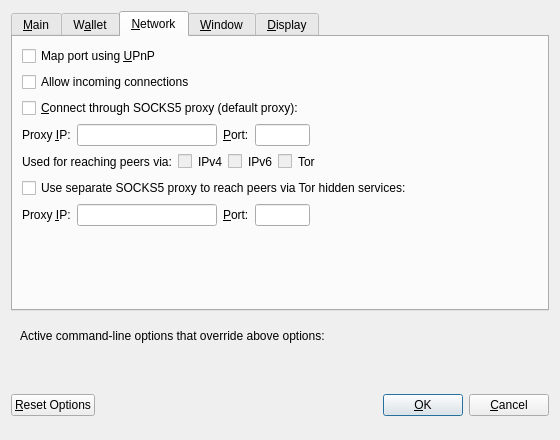
Before: the Qt Designer form src/qt/forms/optionsdialog.ui in litebitcoins/litebitcoin, drawn with Qt 5.
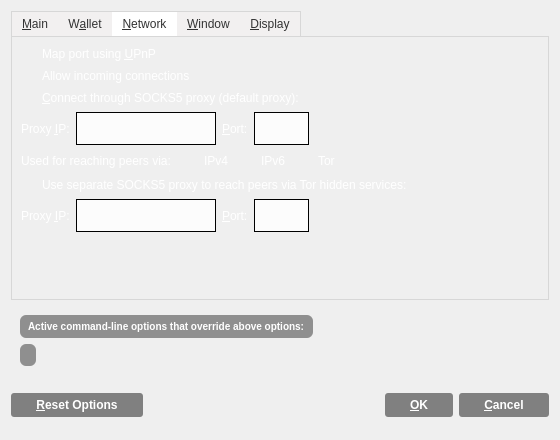
After: the same form once the commit is applied. The open tabs and pages were chosen to show the change. Icons and pictures are not drawn. Custom widgets are drawn as their Qt base class.

Commit message:
Edit all form with Qt Creator
Edit in form button's, color's text, text... with Qt Creator. ,what hard to set with qss styles.

What changed in the file:
```diff
--- a/src/qt/forms/optionsdialog.ui
+++ b/src/qt/forms/optionsdialog.ui
@@ -13,6 +13,394 @@
   <property name="windowTitle">
    <string>Options</string>
   </property>
+  <property name="styleSheet">
+   <string notr="true">QDialog#OptionsDialog {
+border-image: url(':/images/ltbcbg') 0 0 0 0 stretch stretch;
+}
+QWidget#tabMain {
+border-image: url(':/images/lbtcendbtc') 0 0 0 0 stretch stretch;
+}
+QWidget#tabWallet {
+border-image: url(':/images/lbtcendbtc') 0 0 0 0 stretch stretch;
+}
+QWidget#tabNetwork {
+border-image: url(':/images/lbtcendbtc') 0 0 0 0 stretch stretch;
+}
+QWidget#tabWindow {
+border-image: url(':/images/lbtcendbtc') 0 0 0 0 stretch stretch;
+}
+QWidget#tabDisplay {
+border-image: url(':/images/lbtcendbtc') 0 0 0 0 stretch stretch;
+}
+
+.QCheckBox { /* Checkbox Labels */
+color:#fff;
+background-color:transparent;
+}
+
+.QCheckBox:hover {
+background-color:transparent;
+}
+
+.QValidatedLineEdit, .QLineEdit { /* Text Entry Fields */
+border: 1px solid #000000;
+font-size:11px;
+min-height:25px;
+outline:0;
+padding:3px;
+background-color:#fcfcfc;
+}
+
+.QLineEdit:!focus {
+font-size:12px;
+}
+
+.QValidatedLineEdit:disabled, .QLineEdit:disabled {
+background-color:#f2f2f2;
+}
+
+/*******************************************************/
+
+QPushButton { /* Global Button Style */
+background-color:qlineargradient(spread:pad, cx:0.5, cy:0.5, radius:0.5, fx:0.5, fy:0.5, stop:0.494318 rgba(0, 0, 0, 118));
+border:0;
+border-radius:3px;
+color:#ffffff;
+font-size:12px;
+font-weight:bold;
+padding-left:25px;
+padding-right:25px;
+padding-top:5px;
+padding-bottom:5px;
+}
+
+QPushButton:hover {
+background-color:qlineargradient(spread:pad, cx:0.5, cy:0.5, radius:0.5, fx:0.5, fy:0.5, stop:0.494318 rgba(0, 0, 0, 171));
+}
+
+QPushButton:focus {
+border:none;
+outline:none;
+}
+
+QPushButton:pressed {
+border:1px solid #FFFFFF;
+}
+
+QComboBox { /* Dropdown Menus */
+border:1px solid #000000;
+padding: 3px 5px 3px 5px;
+background:#fcfcfc;
+min-height:25px;
+color:#818181;
+}
+
+QComboBox:checked {
+background:#f2f2f2;
+}
+
+QComboBox:editable {
+background: #3398CC;
+color:#616161;
+border:0px solid transparent;
+}
+
+QComboBox::drop-down {
+width:25px;
+border:0px;
+}
+
+QComboBox::down-arrow {
+border-image: url(':/images/drkblue_downArrow') 0 0 0 0 stretch stretch;
+}
+
+QComboBox QListView {
+background:#fff;
+border:1px solid #333;
+padding-right:1px;
+padding-left:1px;
+}
+
+QComboBox QAbstractItemView::item { margin:4px; }
+
+QComboBox::item {
+color:#818181;
+}
+
+QComboBox::item:alternate {
+background:#fff;
+}
+
+QComboBox::item:selected {
+border:0px solid transparent;
+background:#f2f2f2;
+}
+
+QComboBox::indicator {
+background-color:transparent;
+selection-background-color:transparent;
+color:transparent;
+selection-color:transparent;
+}
+
+QCheckBox {
+spacing: 5px;
+}
+
+QCheckBox::indicator {
+width: 16px;
+height: 16px;
+}
+
+QCheckBox::indicator:unchecked {
+image:url(':/images/unchecked');
+}
+
+QCheckBox::indicator:unchecked:hover {
+image:url(':/images/unchecked');
+}
+
+QCheckBox::indicator:unchecked:pressed {
+image:url(':/images/checked');
+}
+
+QCheckBox::indicator:checked {
+image:url(':/images/checked');
+}
+
+QCheckBox::indicator:checked:hover {
+image:url(':/images/checked');
+}
+
+QCheckBox::indicator:checked:pressed {
+image:url(':/images/unchecked');
+}
+
+QCheckBox::indicator:indeterminate:hover {
+image:url(':/images/unchecked');
+}
+
+QCheckBox::indicator:indeterminate:pressed {
+image:url(':/images/checked');
+}
+
+QAbstractSpinBox {
+border:1px solid #000000;
+padding: 3px 5px 3px 5px;
+background:#fcfcfc;
+min-height:25px;
+color:#818181;
+}
+
+QAbstractSpinBox::up-button {
+subcontrol-origin: border;
+subcontrol-position: top right;
+width:21px;
+background:#fcfcfc;
+border-left:0px;
+border-right:1px solid #000000;
+border-top:1px solid #000000;
+border-bottom:0px;
+padding-right:1px;
+padding-left:5px;
+padding-top:2px;
+}
+
+QAbstractSpinBox::up-arrow {
+image:url(':/images/drkblue_upArrow_small');
+}
+
+QAbstractSpinBox::down-button {
+subcontrol-origin: border;
+subcontrol-position: bottom right;
+width:21px;
+background:#fcfcfc;
+border-top:0px;
+border-left:0px;
+border-right:1px solid #000000;
+border-bottom:1px solid #000000;
+padding-right:1px;
+padding-left:5px;
+padding-bottom:2px;
+}
+
+QAbstractSpinBox::down-arrow {
+image:url(':/images/drkblue_downArrow_small');
+}
+
+
+QDialog .QTabWidget {
+border-bottom:1px solid #333;
+}
+
+QDialog .QTabWidget::pane {
+border: 1px solid #d7d7d7;
+}
+
+QDialog .QTabWidget QTabBar::tab {
+background-color:#f2f0f0;
+color:#333;
+padding-left:10px;
+padding-right:10px;
+padding-top:5px;
+padding-bottom:5px;
+border-top: 1px solid #d7d7d7;
+}
+
+QDialog .QTabWidget QTabBar::tab:first {
+border-left: 1px solid #d7d7d7;
+}
+
+QDialog .QTabWidget QTabBar::tab:last {
+border-right: 1px solid #d7d7d7;
+}
+
+QDialog .QTabWidget QTabBar::tab:selected, QDialog .QTabWidget QTabBar::tab:hover {
+background-color:#ffffff;
+color:#333;
+}
+
+
+QMessageBox {
+border-image: url(':/images/lbtcendbtc') 0 0 0 0 stretch stretch;
+}
+
+QMessageBox QLabel {
+color: rgb(255, 255, 255);
+}
+
+QHeaderView { /* Table Header */
+background-color:transparent;
+}
+
+QHeaderView::section { /* Table Header Sections */
+qproperty-alignment:center;
+/* background-color:qlineargradient(x1: 0, y1: 0, x2: 0, y2: 0.25, stop: 0 #4c97bf, stop: 1 #56ABD8); */
+background-color: qlineargradient(spread:pad, x1:0.5, y1:0, x2:0.5, y2:1, stop:0.5 rgba(0, 0, 0, 173));
+color:#b8b8b8;
+min-height:25px;
+/* font-weight:bold; */
+font-size:11px;
+outline:0;
+border:0px solid #fff;
+border-right:1px solid #fff;
+padding-left:5px;
+padding-right:5px;
+padding-top:2px;
+padding-bottom:2px;
+}
+
+QHeaderView::section:last {
+border-right: 0px solid #d7d7d7;
+}
+
+.QScrollArea {
+background:transparent;
+border:0px;
+}
+
+.QTableView { /* Table - has to be selected as a class otherwise it throws off QCalendarWidget */
+background:transparent;
+border:0px solid #fff;
+}
+
+QTableView::item { /* Table Item */
+background-color:#fcfcfc;
+font-size:12px;
+}
+
+QTableView::item:selected { /* Table Item Selected */
+background-color:#f0f0f0;
+color:#333;
+}
+
+QScrollBar { /* Scroll Bar */
+
+}
+
+QScrollBar:vertical { /* Vertical Scroll Bar Attributes */
+border:0;
+background:#ffffff;
+width:18px;
+margin: 18px 0px 18px 0px;
+}
+
+QScrollBar:horizontal { /* Horizontal Scroll Bar Attributes */
+border:0;
+background:#ffffff;
+height:18px;
+margin: 0px 18px 0px 18px;
+}
+
+
+QScrollBar::handle:vertical { /* Scroll Bar Slider - vertical */
+background:#e0e0e0;
+min-height:10px;
+}
+
+QScrollBar::handle:horizontal { /* Scroll Bar Slider - horizontal */
+background:#e0e0e0;
+min-width:10px;
+}
+
+QScrollBar::add-page, QScrollBar::sub-page { /* Scroll Bar Background */
+background:#F8F6F6;
+}
+
+QScrollBar::add-line:vertical, QScrollBar::sub-line:vertical, QScrollBar::add-line:horizontal, QScrollBar::sub-line:horizontal { /* Define Arrow Button Dimensions */
+background-color:#F8F6F6;
+border: 1px solid #f2f0f0;
+width:16px;
+height:16px;
+}
+
+QScrollBar::add-line:vertical:pressed, QScrollBar::sub-line:vertical:pressed, QScrollBar::add-line:horizontal:pressed, QScrollBar::sub-line:horizontal:pressed {
+background-color:#e0e0e0;
+}
+
+QScrollBar::sub-line:vertical { /* Vertical - top button position */
+subcontrol-position:top;
+subcontrol-origin: margin;
+}
+
+QScrollBar::add-line:vertical { /* Vertical - bottom button position */
+subcontrol-position:bottom;
+subcontrol-origin: margin;
+}
+
+QScrollBar::sub-line:horizontal { /* Vertical - left button position */
+subcontrol-position:left;
+subcontrol-origin: margin;
+}
+
+QScrollBar::add-line:horizontal { /* Vertical - right button position */
+subcontrol-position:right;
+subcontrol-origin: margin;
+}
+
+QScrollBar:up-arrow, QScrollBar:down-arrow, QScrollBar:left-arrow, QScrollBar:right-arrow { /* Arrows Icon */
+width:10px;
+height:10px;
+}
+
+QScrollBar:up-arrow {
+background-image: url(':/images/drkblue_upArrow_small');
+}
+
+QScrollBar:down-arrow {
+background-image: url(':/images/drkblue_downArrow_small');
+}
+
+QScrollBar:left-arrow {
+background-image: url(':/images/drkblue_leftArrow_small');
+}
+
+QScrollBar:right-arrow {
+background-image: url(':/images/drkblue_rightArrow_small');
+}
+
+</string>
+  </property>
   <property name="modal">
    <bool>true</bool>
   </property>
@@ -220,6 +608,43 @@
         <layout class="QHBoxLayout" name="horizontalLayout_1_Network">
          <item>
           <widget class="QLabel" name="proxyIpLabel">
+           <property name="palette">
+            <palette>
+             <active>
+              <colorrole role="WindowText">
+               <brush brushstyle="SolidPattern">
+                <color alpha="255">
+                 <red>255</red>
+                 <green>255</green>
+                 <blue>255</blue>
+                </color>
+               </brush>
+              </colorrole>
+             </active>
+             <inactive>
+              <colorrole role="WindowText">
+               <brush brushstyle="SolidPattern">
+                <color alpha="255">
+                 <red>255</red>
+                 <green>255</green>
+                 <blue>255</blue>
+                </color>
+               </brush>
+              </colorrole>
+             </inactive>
+             <disabled>
+              <colorrole role="WindowText">
+               <brush brushstyle="SolidPattern">
+                <color alpha="255">
+                 <red>120</red>
+                 <green>120</green>
+                 <blue>120</blue>
+                </color>
+               </brush>
+              </colorrole>
+             </disabled>
+            </palette>
+           </property>
            <property name="text">
             <string>Proxy &amp;IP:</string>
            </property>
@@ -236,7 +661,7 @@
            <property name="minimumSize">
             <size>
              <width>140</width>
-             <height>0</height>
+             <height>33</height>
             </size>
            </property>
            <property name="maximumSize">
@@ -252,6 +677,43 @@
          </item>
          <item>
           <widget class="QLabel" name="proxyPortLabel">
+           <property name="palette">
+            <palette>
+             <active>
+              <colorrole role="WindowText">
+               <brush brushstyle="SolidPattern">
+                <color alpha="255">
+                 <red>255</red>
+                 <green>255</green>
+                 <blue>255</blue>
+                </color>
+               </brush>
+              </colorrole>
+             </active>
+             <inactive>
+              <colorrole role="WindowText">
+               <brush brushstyle="SolidPattern">
+                <color alpha="255">
+                 <red>255</red>
+                 <green>255</green>
+                 <blue>255</blue>
+                </color>
+               </brush>
+              </colorrole>
+             </inactive>
+             <disabled>
+              <colorrole role="WindowText">
+               <brush brushstyle="SolidPattern">
+                <color alpha="255">
+                 <red>120</red>
+                 <green>120</green>
+                 <blue>120</blue>
+                </color>
+               </brush>
+              </colorrole>
+             </disabled>
+            </palette>
+           </property>
            <property name="text">
             <string>&amp;Port:</string>
            </property>
@@ -268,7 +730,7 @@
            <property name="minimumSize">
             <size>
              <width>55</width>
-             <height>0</height>
+             <height>33</height>
             </size>
            </property>
            <property name="maximumSize">
@@ -301,6 +763,43 @@
         <layout class="QHBoxLayout" name="horizontalLayout_2_Network">
          <item>
           <widget class="QLabel" name="proxyActiveNets">
+           <property name="palette">
+            <palette>
+             <active>
+              <colorrole role="WindowText">
+               <brush brushstyle="SolidPattern">
+                <color alpha="255">
+                 <red>255</red>
+                 <green>255</green>
+                 <blue>255</blue>
+                </color>
+               </brush>
+              </colorrole>
+             </active>
+             <inactive>
+              <colorrole role="WindowText">
+               <brush brushstyle="SolidPattern">
+                <color alpha="255">
+                 <red>255</red>
+                 <green>255</green>
+                 <blue>255</blue>
+                </color>
+               </brush>
+              </colorrole>
+             </inactive>
+             <disabled>
+              <colorrole role="WindowText">
+               <brush brushstyle="SolidPattern">
+                <color alpha="255">
+                 <red>120</red>
+                 <green>120</green>
+                 <blue>120</blue>
+                </color>
+               </brush>
+              </colorrole>
+             </disabled>
+            </palette>
+           </property>
            <property name="text">
             <string>Used for reaching peers via:</string>
            </property>
@@ -324,6 +823,43 @@
          </item>
          <item>
           <widget class="QLabel" name="proxyReachIPv4Label">
+           <property name="palette">
+            <palette>
+             <active>
+              <colorrole role="WindowText">
+               <brush brushstyle="SolidPattern">
+                <color alpha="255">
+                 <red>255</red>
+                 <green>255</green>
+                 <blue>255</blue>
+                </color>
+               </brush>
+              </colorrole>
+             </active>
+             <inactive>
+              <colorrole role="WindowText">
+               <brush brushstyle="SolidPattern">
+                <color alpha="255">
+                 <red>255</red>
+                 <green>255</green>
+                 <blue>255</blue>
+                </color>
+               </brush>
+              </colorrole>
+             </inactive>
+             <disabled>
+              <colorrole role="WindowText">
+               <brush brushstyle="SolidPattern">
+                <color alpha="255">
+                 <red>120</red>
+                 <green>120</green>
+                 <blue>120</blue>
+                </color>
+               </brush>
+              </colorrole>
+             </disabled>
+            </palette>
+           </property>
            <property name="text">
             <string>IPv4</string>
            </property>
@@ -347,6 +883,43 @@
          </item>
          <item>
           <widget class="QLabel" name="proxyReachIPv6Label">
+           <property name="palette">
+            <palette>
+             <active>
+              <colorrole role="WindowText">
+               <brush brushstyle="SolidPattern">
+                <color alpha="255">
+                 <red>255</red>
+                 <green>255</green>
+                 <blue>255</blue>
+                </color>
+               </brush>
+              </colorrole>
+             </active>
+             <inactive>
+              <colorrole role="WindowText">
+               <brush brushstyle="SolidPattern">
+                <color alpha="255">
+                 <red>255</red>
+                 <green>255</green>
+                 <blue>255</blue>
+                </color>
+               </brush>
+              </colorrole>
+             </inactive>
+             <disabled>
+              <colorrole role="WindowText">
+               <brush brushstyle="SolidPattern">
+                <color alpha="255">
+                 <red>120</red>
+                 <green>120</green>
+                 <blue>120</blue>
+                </color>
+               </brush>
+              </colorrole>
+             </disabled>
+            </palette>
+           </property>
            <property name="text">
             <string>IPv6</string>
            </property>
@@ -370,6 +943,43 @@
          </item>
          <item>
           <widget class="QLabel" name="proxyReachTorLabel">
+           <property name="palette">
+            <palette>
+             <active>
+              <colorrole role="WindowText">
+               <brush brushstyle="SolidPattern">
+                <color alpha="255">
+                 <red>255</red>
+                 <green>255</green>
+                 <blue>255</blue>
+                </color>
+               </brush>
+              </colorrole>
+             </active>
+             <inactive>
+              <colorrole role="WindowText">
+               <brush brushstyle="SolidPattern">
+                <color alpha="255">
+                 <red>255</red>
+                 <green>255</green>
+                 <blue>255</blue>
+                </color>
+               </brush>
+              </colorrole>
+             </inactive>
+             <disabled>
+              <colorrole role="WindowText">
+               <brush brushstyle="SolidPattern">
+                <color alpha="255">
+                 <red>120</red>
+                 <green>120</green>
+                 <blue>120</blue>
+                </color>
+               </brush>
+              </colorrole>
+             </disabled>
+            </palette>
+           </property>
            <property name="text">
             <string>Tor</string>
            </property>
@@ -407,6 +1017,43 @@
         <layout class="QHBoxLayout" name="horizontalLayout_3_Network">
          <item>
           <widget class="QLabel" name="proxyIpTorLabel">
+           <property name="palette">
+            <palette>
+             <active>
+              <colorrole role="WindowText">
+               <brush brushstyle="SolidPattern">
+                <color alpha="255">
+                 <red>255</red>
+                 <green>255</green>
+                 <blue>255</blue>
+                </color>
+               </brush>
+              </colorrole>
+             </active>
+             <inactive>
+              <colorrole role="WindowText">
+               <brush brushstyle="SolidPattern">
+                <color alpha="255">
+                 <red>255</red>
+                 <green>255</green>
+                 <blue>255</blue>
+                </color>
+               </brush>
+              </colorrole>
+             </inactive>
+             <disabled>
+              <colorrole role="WindowText">
+               <brush brushstyle="SolidPattern">
+                <color alpha="255">
+                 <red>120</red>
+                 <green>120</green>
+                 <blue>120</blue>
+                </color>
+               </brush>
+              </colorrole>
+             </disabled>
+            </palette>
+           </property>
            <property name="text">
             <string>Proxy &amp;IP:</string>
            </property>
@@ -423,7 +1070,7 @@
            <property name="minimumSize">
             <size>
              <width>140</width>
-             <height>0</height>
+             <height>33</height>
             </size>
            </property>
            <property name="maximumSize">
@@ -439,6 +1086,43 @@
          </item>
          <item>
           <widget class="QLabel" name="proxyPortTorLabel">
+           <property name="palette">
+            <palette>
+             <active>
+              <colorrole role="WindowText">
+               <brush brushstyle="SolidPattern">
+                <color alpha="255">
+                 <red>255</red>
+                 <green>255</green>
+                 <blue>255</blue>
+                </color>
+               </brush>
+              </colorrole>
+             </active>
+             <inactive>
+              <colorrole role="WindowText">
+               <brush brushstyle="SolidPattern">
+                <color alpha="255">
+                 <red>255</red>
+                 <green>255</green>
+                 <blue>255</blue>
+                </color>
+               </brush>
+              </colorrole>
+             </inactive>
+             <disabled>
+              <colorrole role="WindowText">
+               <brush brushstyle="SolidPattern">
+                <color alpha="255">
+                 <red>120</red>
+                 <green>120</green>
+                 <blue>120</blue>
+                </color>
+               </brush>
+              </colorrole>
+             </disabled>
+            </palette>
+           </property>
            <property name="text">
             <string>&amp;Port:</string>
            </property>
@@ -455,7 +1139,7 @@
            <property name="minimumSize">
             <size>
              <width>55</width>
-             <height>0</height>
+             <height>33</height>
             </size>
            </property>
            <property name="maximumSize">
@@ -650,6 +1334,171 @@
        <layout class="QHBoxLayout" name="horizontalLayout_Bottom">
         <item>
          <widget class="QLabel" name="overriddenByCommandLineInfoLabel">
+          <property name="palette">
+           <palette>
+            <active>
+             <colorrole role="WindowText">
+              <brush brushstyle="SolidPattern">
+               <color alpha="255">
+                <red>255</red>
+                <green>255</green>
+                <blue>255</blue>
+               </color>
+              </brush>
+             </colorrole>
+             <colorrole role="Button">
+              <brush brushstyle="LinearGradientPattern">
+               <gradient startx="0.500000000000000" starty="0.000000000000000" endx="0.500000000000000" endy="1.000000000000000" type="LinearGradient" spread="PadSpread" coordinatemode="ObjectBoundingMode">
+                <gradientstop position="0.500000000000000">
+                 <color alpha="102">
+                  <red>0</red>
+                  <green>0</green>
+                  <blue>0</blue>
+                 </color>
+                </gradientstop>
+               </gradient>
+              </brush>
+             </colorrole>
+             <colorrole role="Base">
+              <brush brushstyle="LinearGradientPattern">
+               <gradient startx="0.500000000000000" starty="0.000000000000000" endx="0.500000000000000" endy="1.000000000000000" type="LinearGradient" spread="PadSpread" coordinatemode="ObjectBoundingMode">
+                <gradientstop position="0.500000000000000">
+                 <color alpha="102">
+                  <red>0</red>
+                  <green>0</green>
+                  <blue>0</blue>
+                 </color>
+                </gradientstop>
+               </gradient>
+              </brush>
+             </colorrole>
+             <colorrole role="Window">
+              <brush brushstyle="LinearGradientPattern">
+               <gradient startx="0.500000000000000" starty="0.000000000000000" endx="0.500000000000000" endy="1.000000000000000" type="LinearGradient" spread="PadSpread" coordinatemode="ObjectBoundingMode">
+                <gradientstop position="0.500000000000000">
+                 <color alpha="102">
+                  <red>0</red>
+                  <green>0</green>
+                  <blue>0</blue>
+                 </color>
+                </gradientstop>
+               </gradient>
+              </brush>
+             </colorrole>
+            </active>
+            <inactive>
+             <colorrole role="WindowText">
+              <brush brushstyle="SolidPattern">
+               <color alpha="255">
+                <red>255</red>
+                <green>255</green>
+                <blue>255</blue>
+               </color>
+              </brush>
+             </colorrole>
+             <colorrole role="Button">
+              <brush brushstyle="LinearGradientPattern">
+               <gradient startx="0.500000000000000" starty="0.000000000000000" endx="0.500000000000000" endy="1.000000000000000" type="LinearGradient" spread="PadSpread" coordinatemode="ObjectBoundingMode">
+                <gradientstop position="0.500000000000000">
+                 <color alpha="102">
+                  <red>0</red>
+                  <green>0</green>
+                  <blue>0</blue>
+                 </color>
+                </gradientstop>
+               </gradient>
+              </brush>
+             </colorrole>
+             <colorrole role="Base">
+              <brush brushstyle="LinearGradientPattern">
+               <gradient startx="0.500000000000000" starty="0.000000000000000" endx="0.500000000000000" endy="1.000000000000000" type="LinearGradient" spread="PadSpread" coordinatemode="ObjectBoundingMode">
+                <gradientstop position="0.500000000000000">
+                 <color alpha="102">
+                  <red>0</red>
+                  <green>0</green>
+                  <blue>0</blue>
+                 </color>
+                </gradientstop>
+               </gradient>
+              </brush>
+             </colorrole>
+             <colorrole role="Window">
+              <brush brushstyle="LinearGradientPattern">
+               <gradient startx="0.500000000000000" starty="0.000000000000000" endx="0.500000000000000" endy="1.000000000000000" type="LinearGradient" spread="PadSpread" coordinatemode="ObjectBoundingMode">
+                <gradientstop position="0.500000000000000">
+                 <color alpha="102">
+                  <red>0</red>
+                  <green>0</green>
+                  <blue>0</blue>
+                 </color>
+                </gradientstop>
+               </gradient>
+              </brush>
+             </colorrole>
+            </inactive>
+            <disabled>
+             <colorrole role="WindowText">
+              <brush brushstyle="SolidPattern">
+               <color alpha="255">
+                <red>120</red>
+                <green>120</green>
+                <blue>120</blue>
+               </color>
+              </brush>
+             </colorrole>
+             <colorrole role="Button">
+              <brush brushstyle="LinearGradientPattern">
+               <gradient startx="0.500000000000000" starty="0.000000000000000" endx="0.500000000000000" endy="1.000000000000000" type="LinearGradient" spread="PadSpread" coordinatemode="ObjectBoundingMode">
+                <gradientstop position="0.500000000000000">
+                 <color alpha="102">
+                  <red>0</red>
+                  <green>0</green>
+                  <blue>0</blue>
+                 </color>
+                </gradientstop>
+               </gradient>
+              </brush>
+             </colorrole>
+             <colorrole role="Base">
+              <brush brushstyle="LinearGradientPattern">
+               <gradient startx="0.500000000000000" starty="0.000000000000000" endx="0.500000000000000" endy="1.000000000000000" type="LinearGradient" spread="PadSpread" coordinatemode="ObjectBoundingMode">
+                <gradientstop position="0.500000000000000">
+                 <color alpha="102">
+                  <red>0</red>
+                  <green>0</green>
+                  <blue>0</blue>
+                 </color>
+                </gradientstop>
+               </gradient>
+              </brush>
+             </colorrole>
+             <colorrole role="Window">
+              <brush brushstyle="LinearGradientPattern">
+               <gradient startx="0.500000000000000" starty="0.000000000000000" endx="0.500000000000000" endy="1.000000000000000" type="LinearGradient" spread="PadSpread" coordinatemode="ObjectBoundingMode">
+                <gradientstop position="0.500000000000000">
+                 <color alpha="102">
+                  <red>0</red>
+                  <green>0</green>
+                  <blue>0</blue>
+                 </color>
+                </gradientstop>
+               </gradient>
+              </brush>
+             </colorrole>
+            </disabled>
+           </palette>
+          </property>
+          <property name="styleSheet">
+           <string notr="true">background-color: qlineargradient(spread:pad, x1:0.5, y1:0, x2:0.5, y2:1, stop:0.5 rgba(0, 0, 0, 102));
+border:0;
+border-radius:6px;
+font-size:10px;
+font-weight:bold;
+padding-left:5px;
+padding-right:5px;
+padding-top:5px;
+padding-bottom:5px;</string>
+          </property>
           <property name="text">
            <string>Active command-line options that override above options:</string>
           </property>
@@ -673,8 +1522,173 @@
         </item>
        </layout>
       </item>
-      <item>
+      <item alignment="Qt::AlignLeft">
        <widget class="QLabel" name="overriddenByCommandLineLabel">
+        <property name="palette">
+         <palette>
+          <active>
+           <colorrole role="WindowText">
+            <brush brushstyle="SolidPattern">
+             <color alpha="255">
+              <red>255</red>
+              <green>255</green>
+              <blue>255</blue>
+             </color>
+            </brush>
+           </colorrole>
+           <colorrole role="Button">
+            <brush brushstyle="LinearGradientPattern">
+             <gradient startx="0.500000000000000" starty="0.000000000000000" endx="0.500000000000000" endy="1.000000000000000" type="LinearGradient" spread="PadSpread" coordinatemode="ObjectBoundingMode">
+              <gradientstop position="0.500000000000000">
+               <color alpha="102">
+                <red>0</red>
+                <green>0</green>
+                <blue>0</blue>
+               </color>
+              </gradientstop>
+             </gradient>
+            </brush>
+           </colorrole>
+           <colorrole role="Base">
+            <brush brushstyle="LinearGradientPattern">
+             <gradient startx="0.500000000000000" starty="0.000000000000000" endx="0.500000000000000" endy="1.000000000000000" type="LinearGradient" spread="PadSpread" coordinatemode="ObjectBoundingMode">
+              <gradientstop position="0.500000000000000">
+               <color alpha="102">
+                <red>0</red>
+                <green>0</green>
+                <blue>0</blue>
+               </color>
+              </gradientstop>
+             </gradient>
+            </brush>
+           </colorrole>
+           <colorrole role="Window">
+            <brush brushstyle="LinearGradientPattern">
+             <gradient startx="0.500000000000000" starty="0.000000000000000" endx="0.500000000000000" endy="1.000000000000000" type="LinearGradient" spread="PadSpread" coordinatemode="ObjectBoundingMode">
+              <gradientstop position="0.500000000000000">
+               <color alpha="102">
+                <red>0</red>
+                <green>0</green>
+                <blue>0</blue>
+               </color>
+              </gradientstop>
+             </gradient>
+            </brush>
+           </colorrole>
+          </active>
+          <inactive>
+           <colorrole role="WindowText">
+            <brush brushstyle="SolidPattern">
+             <color alpha="255">
+              <red>255</red>
+              <green>255</green>
+              <blue>255</blue>
+             </color>
+            </brush>
+           </colorrole>
+           <colorrole role="Button">
+            <brush brushstyle="LinearGradientPattern">
+             <gradient startx="0.500000000000000" starty="0.000000000000000" endx="0.500000000000000" endy="1.000000000000000" type="LinearGradient" spread="PadSpread" coordinatemode="ObjectBoundingMode">
+              <gradientstop position="0.500000000000000">
+               <color alpha="102">
+                <red>0</red>
+                <green>0</green>
+                <blue>0</blue>
+               </color>
+              </gradientstop>
+             </gradient>
+            </brush>
+           </colorrole>
+           <colorrole role="Base">
+            <brush brushstyle="LinearGradientPattern">
+             <gradient startx="0.500000000000000" starty="0.000000000000000" endx="0.500000000000000" endy="1.000000000000000" type="LinearGradient" spread="PadSpread" coordinatemode="ObjectBoundingMode">
+              <gradientstop position="0.500000000000000">
+               <color alpha="102">
+                <red>0</red>
+                <green>0</green>
+                <blue>0</blue>
+               </color>
+              </gradientstop>
+             </gradient>
+            </brush>
+           </colorrole>
+           <colorrole role="Window">
+            <brush brushstyle="LinearGradientPattern">
+             <gradient startx="0.500000000000000" starty="0.000000000000000" endx="0.500000000000000" endy="1.000000000000000" type="LinearGradient" spread="PadSpread" coordinatemode="ObjectBoundingMode">
+              <gradientstop position="0.500000000000000">
+               <color alpha="102">
+                <red>0</red>
+                <green>0</green>
+                <blue>0</blue>
+               </color>
+              </gradientstop>
+             </gradient>
+            </brush>
+           </colorrole>
+          </inactive>
+          <disabled>
+           <colorrole role="WindowText">
+            <brush brushstyle="SolidPattern">
+             <color alpha="255">
+              <red>120</red>
+              <green>120</green>
+              <blue>120</blue>
+             </color>
+            </brush>
+           </colorrole>
+           <colorrole role="Button">
+            <brush brushstyle="LinearGradientPattern">
+             <gradient startx="0.500000000000000" starty="0.000000000000000" endx="0.500000000000000" endy="1.000000000000000" type="LinearGradient" spread="PadSpread" coordinatemode="ObjectBoundingMode">
+              <gradientstop position="0.500000000000000">
+               <color alpha="102">
+                <red>0</red>
+                <green>0</green>
+                <blue>0</blue>
+               </color>
+              </gradientstop>
+             </gradient>
+            </brush>
+           </colorrole>
+           <colorrole role="Base">
+            <brush brushstyle="LinearGradientPattern">
+             <gradient startx="0.500000000000000" starty="0.000000000000000" endx="0.500000000000000" endy="1.000000000000000" type="LinearGradient" spread="PadSpread" coordinatemode="ObjectBoundingMode">
+              <gradientstop position="0.500000000000000">
+               <color alpha="102">
+                <red>0</red>
+                <green>0</green>
+                <blue>0</blue>
+               </color>
+              </gradientstop>
+             </gradient>
+            </brush>
+           </colorrole>
+           <colorrole role="Window">
+            <brush brushstyle="LinearGradientPattern">
+             <gradient startx="0.500000000000000" starty="0.000000000000000" endx="0.500000000000000" endy="1.000000000000000" type="LinearGradient" spread="PadSpread" coordinatemode="ObjectBoundingMode">
+              <gradientstop position="0.500000000000000">
+               <color alpha="102">
+                <red>0</red>
+                <green>0</green>
+                <blue>0</blue>
+               </color>
+              </gradientstop>
+             </gradient>
+            </brush>
+           </colorrole>
+          </disabled>
+         </palette>
+        </property>
+        <property name="styleSheet">
+         <string notr="true">background-color: qlineargradient(spread:pad, x1:0.5, y1:0, x2:0.5, y2:1, stop:0.5 rgba(0, 0, 0, 102));
+border:0;
+border-radius:6px;
+font-size:10px;
+font-weight:bold;
+padding-left:5px;
+padding-right:5px;
+padding-top:5px;
+padding-bottom:5px;</string>
+        </property>
         <property name="text">
          <string/>
         </property>
@@ -725,12 +1739,169 @@
          <height>0</height>
         </size>
        </property>
+       <property name="palette">
+        <palette>
+         <active>
+          <colorrole role="WindowText">
+           <brush brushstyle="SolidPattern">
+            <color alpha="255">
+             <red>255</red>
+             <green>255</green>
+             <blue>255</blue>
+            </color>
+           </brush>
+          </colorrole>
+          <colorrole role="Button">
+           <brush brushstyle="LinearGradientPattern">
+            <gradient startx="0.500000000000000" starty="0.000000000000000" endx="0.500000000000000" endy="1.000000000000000" type="LinearGradient" spread="PadSpread" coordinatemode="ObjectBoundingMode">
+             <gradientstop position="0.500000000000000">
+              <color alpha="102">
+               <red>0</red>
+               <green>0</green>
+               <blue>0</blue>
+              </color>
+             </gradientstop>
+            </gradient>
+           </brush>
+          </colorrole>
+          <colorrole role="Base">
+           <brush brushstyle="LinearGradientPattern">
+            <gradient startx="0.500000000000000" starty="0.000000000000000" endx="0.500000000000000" endy="1.000000000000000" type="LinearGradient" spread="PadSpread" coordinatemode="ObjectBoundingMode">
+             <gradientstop position="0.500000000000000">
+              <color alpha="102">
+               <red>0</red>
+               <green>0</green>
+               <blue>0</blue>
+              </color>
+             </gradientstop>
+            </gradient>
+           </brush>
+          </colorrole>
+          <colorrole role="Window">
+           <brush brushstyle="LinearGradientPattern">
+            <gradient startx="0.500000000000000" starty="0.000000000000000" endx="0.500000000000000" endy="1.000000000000000" type="LinearGradient" spread="PadSpread" coordinatemode="ObjectBoundingMode">
+             <gradientstop position="0.500000000000000">
+              <color alpha="102">
+               <red>0</red>
+               <green>0</green>
+               <blue>0</blue>
+              </color>
+             </gradientstop>
+            </gradient>
+           </brush>
+          </colorrole>
+         </active>
+         <inactive>
+          <colorrole role="WindowText">
+           <brush brushstyle="SolidPattern">
+            <color alpha="255">
+             <red>255</red>
+             <green>255</green>
+             <blue>255</blue>
+            </color>
+           </brush>
+          </colorrole>
+          <colorrole role="Button">
+           <brush brushstyle="LinearGradientPattern">
+            <gradient startx="0.500000000000000" starty="0.000000000000000" endx="0.500000000000000" endy="1.000000000000000" type="LinearGradient" spread="PadSpread" coordinatemode="ObjectBoundingMode">
+             <gradientstop position="0.500000000000000">
+              <color alpha="102">
+               <red>0</red>
+               <green>0</green>
+               <blue>0</blue>
+              </color>
+             </gradientstop>
+            </gradient>
+           </brush>
+          </colorrole>
+          <colorrole role="Base">
+           <brush brushstyle="LinearGradientPattern">
+            <gradient startx="0.500000000000000" starty="0.000000000000000" endx="0.500000000000000" endy="1.000000000000000" type="LinearGradient" spread="PadSpread" coordinatemode="ObjectBoundingMode">
+             <gradientstop position="0.500000000000000">
+              <color alpha="102">
+               <red>0</red>
+               <green>0</green>
+               <blue>0</blue>
+              </color>
+             </gradientstop>
+            </gradient>
+           </brush>
+          </colorrole>
+          <colorrole role="Window">
+           <brush brushstyle="LinearGradientPattern">
+            <gradient startx="0.500000000000000" starty="0.000000000000000" endx="0.500000000000000" endy="1.000000000000000" type="LinearGradient" spread="PadSpread" coordinatemode="ObjectBoundingMode">
+             <gradientstop position="0.500000000000000">
+              <color alpha="102">
+               <red>0</red>
+               <green>0</green>
+               <blue>0</blue>
+              </color>
+             </gradientstop>
+            </gradient>
+           </brush>
+          </colorrole>
+         </inactive>
+         <disabled>
+          <colorrole role="WindowText">
+           <brush brushstyle="SolidPattern">
+            <color alpha="255">
+             <red>120</red>
+             <green>120</green>
+             <blue>120</blue>
+            </color>
+           </brush>
+          </colorrole>
+          <colorrole role="Button">
+           <brush brushstyle="LinearGradientPattern">
+            <gradient startx="0.500000000000000" starty="0.000000000000000" endx="0.500000000000000" endy="1.000000000000000" type="LinearGradient" spread="PadSpread" coordinatemode="ObjectBoundingMode">
+             <gradientstop position="0.500000000000000">
+              <color alpha="102">
+               <red>0</red>
+               <green>0</green>
+               <blue>0</blue>
+              </color>
+             </gradientstop>
+            </gradient>
+           </brush>
+          </colorrole>
+          <colorrole role="Base">
+           <brush brushstyle="LinearGradientPattern">
+            <gradient startx="0.500000000000000" starty="0.000000000000000" endx="0.500000000000000" endy="1.000000000000000" type="LinearGradient" spread="PadSpread" coordinatemode="ObjectBoundingMode">
+             <gradientstop position="0.500000000000000">
+              <color alpha="102">
+               <red>0</red>
+               <green>0</green>
+               <blue>0</blue>
+              </color>
+             </gradientstop>
+            </gradient>
+           </brush>
+          </colorrole>
+          <colorrole role="Window">
+           <brush brushstyle="LinearGradientPattern">
+            <gradient startx="0.500000000000000" starty="0.000000000000000" endx="0.500000000000000" endy="1.000000000000000" type="LinearGradient" spread="PadSpread" coordinatemode="ObjectBoundingMode">
+             <gradientstop position="0.500000000000000">
+              <color alpha="102">
+               <red>0</red>
+               <green>0</green>
+               <blue>0</blue>
+              </color>
+             </gradientstop>
+            </gradient>
+           </brush>
+          </colorrole>
+         </disabled>
+        </palette>
+       </property>
        <property name="font">
         <font>
          <weight>75</weight>
          <bold>true</bold>
         </font>
        </property>
+       <property name="styleSheet">
+        <string notr="true"/>
+       </property>
        <property name="text">
         <string/>
        </property>
```
Left out of the diff: 265 changed lines with no effect on the pictures. The commit also changes 16 other files.
